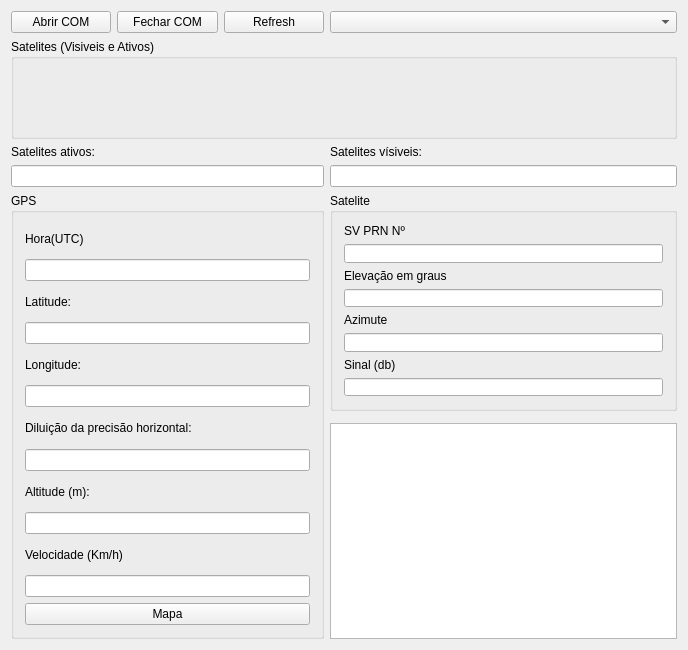
Above: janela.ui from angelorodem/qt-satelite-info before the change. Below: the same form after it.
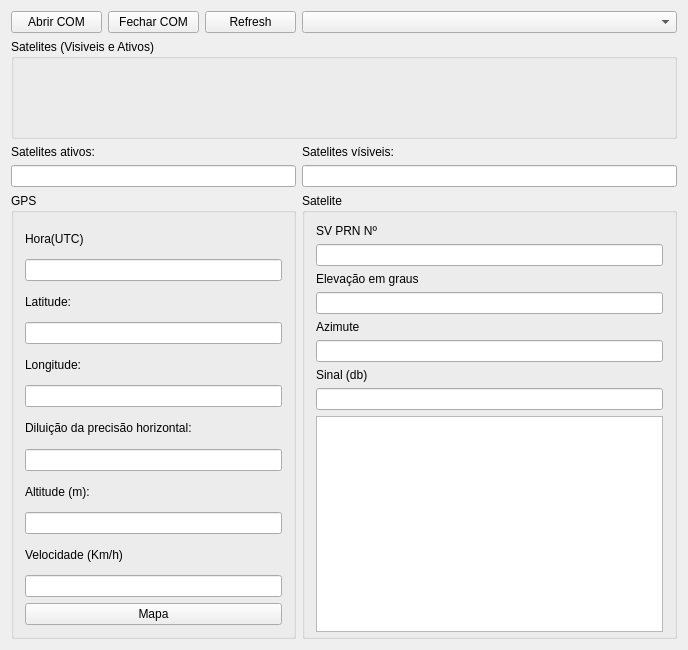
That is the form after the change.

Commit message:
Interface atualizada
Interface atualizada

```diff
--- a/janela.ui
+++ b/janela.ui
@@ -47,22 +47,6 @@
       </property>
      </widget>
     </item>
-    <item row="9" column="1">
-     <widget class="QGraphicsView" name="satview">
-      <property name="sizePolicy">
-       <sizepolicy hsizetype="Expanding" vsizetype="Expanding">
-        <horstretch>0</horstretch>
-        <verstretch>0</verstretch>
-       </sizepolicy>
-      </property>
-      <property name="minimumSize">
-       <size>
-        <width>347</width>
-        <height>216</height>
-       </size>
-      </property>
-     </widget>
-    </item>
     <item row="5" column="0">
      <widget class="QLabel" name="label_7">
       <property name="text">
@@ -80,71 +64,6 @@
     <item row="0" column="1">
      <widget class="QComboBox" name="com"/>
     </item>
-    <item row="7" column="1">
-     <widget class="QGroupBox" name="groupBox_3">
-      <property name="title">
-       <string>Satelite</string>
-      </property>
-      <layout class="QVBoxLayout" name="verticalLayout_2">
-       <item>
-        <widget class="QLabel" name="label_9">
-         <property name="text">
-          <string>SV PRN Nº</string>
-         </property>
-        </widget>
-       </item>
-       <item>
-        <widget class="QLineEdit" name="svprn">
-         <property name="text">
-          <string/>
-         </property>
-        </widget>
-       </item>
-       <item>
-        <widget class="QLabel" name="label_10">
-         <property name="text">
-          <string>Elevação em graus</string>
-         </property>
-        </widget>
-       </item>
-       <item>
-        <widget class="QLineEdit" name="elevacao">
-         <property name="text">
-          <string/>
-         </property>
-        </widget>
-       </item>
-       <item>
-        <widget class="QLabel" name="label_11">
-         <property name="text">
-          <string>Azimute</string>
-         </property>
-        </widget>
-       </item>
-       <item>
-        <widget class="QLineEdit" name="azimuth">
-         <property name="text">
-          <string/>
-         </property>
-        </widget>
-       </item>
-       <item>
-        <widget class="QLabel" name="label_12">
-         <property name="text">
-          <string>Sinal (db)</string>
-         </property>
-        </widget>
-       </item>
-       <item>
-        <widget class="QLineEdit" name="sinal">
-         <property name="text">
-          <string/>
-         </property>
-        </widget>
-       </item>
-      </layout>
-     </widget>
-    </item>
     <item row="4" column="0" colspan="2">
      <widget class="QGroupBox" name="satelites_grupo">
       <property name="minimumSize">
@@ -301,6 +220,87 @@
       </item>
      </layout>
     </item>
+    <item row="7" column="1" rowspan="3">
+     <widget class="QGroupBox" name="groupBox_3">
+      <property name="title">
+       <string>Satelite</string>
+      </property>
+      <layout class="QVBoxLayout" name="verticalLayout_2">
+       <item>
+        <widget class="QLabel" name="label_9">
+         <property name="text">
+          <string>SV PRN Nº</string>
+         </property>
+        </widget>
+       </item>
+       <item>
+        <widget class="QLineEdit" name="svprn">
+         <property name="text">
+          <string/>
+         </property>
+        </widget>
+       </item>
+       <item>
+        <widget class="QLabel" name="label_10">
+         <property name="text">
+          <string>Elevação em graus</string>
+         </property>
+        </widget>
+       </item>
+       <item>
+        <widget class="QLineEdit" name="elevacao">
+         <property name="text">
+          <string/>
+         </property>
+        </widget>
+       </item>
+       <item>
+        <widget class="QLabel" name="label_11">
+         <property name="text">
+          <string>Azimute</string>
+         </property>
+        </widget>
+       </item>
+       <item>
+        <widget class="QLineEdit" name="azimuth">
+         <property name="text">
+          <string/>
+         </property>
+        </widget>
+       </item>
+       <item>
+        <widget class="QLabel" name="label_12">
+         <property name="text">
+          <string>Sinal (db)</string>
+         </property>
+        </widget>
+       </item>
+       <item>
+        <widget class="QLineEdit" name="sinal">
+         <property name="text">
+          <string/>
+         </property>
+        </widget>
+       </item>
+       <item>
+        <widget class="QGraphicsView" name="satview">
+         <property name="sizePolicy">
+          <sizepolicy hsizetype="Expanding" vsizetype="Expanding">
+           <horstretch>0</horstretch>
+           <verstretch>0</verstretch>
+          </sizepolicy>
+         </property>
+         <property name="minimumSize">
+          <size>
+           <width>347</width>
+           <height>216</height>
+          </size>
+         </property>
+        </widget>
+       </item>
+      </layout>
+     </widget>
+    </item>
    </layout>
   </widget>
  </widget>
```
The commit also changes 1 other file.
